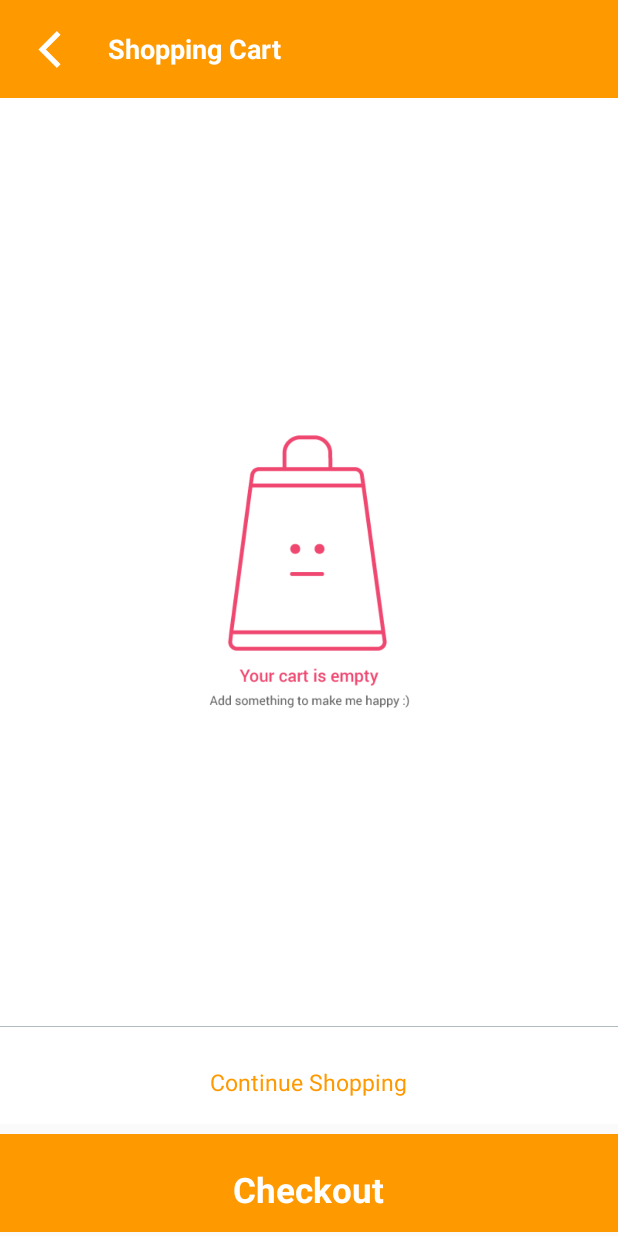
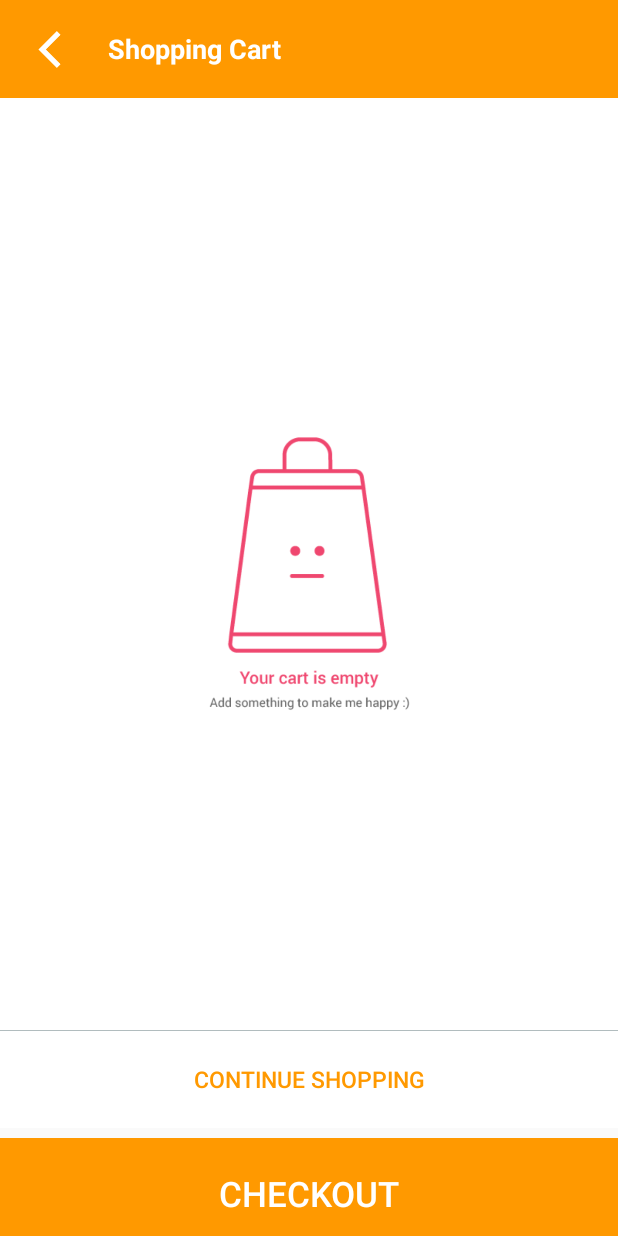
Before and after one commit to vgnaruto/AppShop, an Android app: the layout fragment_shopping_cart.xml on its own in the app's theme, with its tools: preview values and no code run, on a phone screen of 412 x 824 dp. Run offline under Robolectric (Android 15) with nearby library versions, the light colour scheme and no system bars.

Commit message:
Benerin layout
-ganti semua button yang pake linear layout jadi button
-kalau beli barang yg sudah ada di cart, jumlah barang di cart yang ditambah , bukannya buat barang baru lagi di cart.

```diff
--- a/app/src/main/java/com/example/windows10/dapurukm/ShoppingCartAdapter.java
+++ b/app/src/main/java/com/example/windows10/dapurukm/ShoppingCartAdapter.java
@@ -30,6 +30,9 @@ public class ShoppingCartAdapter extends BaseAdapter {
             total += p.getTotal();
         }
         return "("+total+")";
+    }
+    public int getTotalJenisBarang(){
+        return products.size();
     }
 
     public String getTotalHarga(){
@@ -82,6 +85,9 @@ public class ShoppingCartAdapter extends BaseAdapter {
         this.products.add(product);
     }
 
+    public void removeProduct(Product product){
+        this.products.remove(product);
+    }
     private class ViewHolder {
         protected TextView namaPerus, judulProduct, hargaProduct;
         protected EditText totalOrder;
--- a/app/src/main/res/layout/fragment_shopping_cart.xml
+++ b/app/src/main/res/layout/fragment_shopping_cart.xml
@@ -59,7 +59,6 @@
         android:id="@+id/llBawah"
         android:layout_width="match_parent"
         android:layout_height="wrap_content"
-        android:layout_marginBottom="@dimen/_2sdp"
         android:layout_alignParentBottom="true"
         android:orientation="vertical">
         <LinearLayout
@@ -98,37 +97,23 @@
                 android:layout_width="0dp"
                 android:layout_height="match_parent" />
         </LinearLayout>
-        <LinearLayout
+        <Button
+            android:background="@drawable/border_top_thin"
             android:id="@+id/cont_btn"
-            android:paddingTop="@dimen/_7sdp"
             android:layout_width="match_parent"
             android:layout_height="@dimen/_50sdp"
-            android:background="@drawable/border_top_thin"
-            android:gravity="center">
-            <TextView
-                android:layout_width="wrap_content"
-                android:layout_height="wrap_content"
             android:text="Continue Shopping"
             android:textColor="@color/orange"
             android:textSize="@dimen/_12sdp"/>
-        </LinearLayout>
-        <LinearLayout
+        <Button
             android:id="@+id/checkout_btn"
             android:layout_width="match_parent"
             android:layout_height="@dimen/_50sdp"
-            android:orientation="horizontal"
             android:paddingTop="@dimen/_7sdp"
             android:background="@color/orange"
-            android:gravity="center"
-            android:layout_marginTop="@dimen/_5sdp">
-            <TextView
-                android:layout_width="wrap_content"
-                android:layout_height="wrap_content"
-                android:textStyle="bold"
+            android:layout_marginTop="@dimen/_5sdp"
             android:text="Checkout"
             android:textColor="@color/white"
             android:textSize="@dimen/_18sdp"/>
-
-        </LinearLayout>
     </LinearLayout>
 </RelativeLayout>
```
Also changed, not shown: app/src/main/java/com/example/windows10/dapurukm/FragmentHome.java (+2 -5 lines), app/src/main/java/com/example/windows10/dapurukm/FragmentProduct.java (+56 -50 lines), app/src/main/java/com/example/windows10/dapurukm/FragmentShoppingCart.java (+27 -2 lines), app/src/main/java/com/example/windows10/dapurukm/MainActivity.java (+21 -19 lines), app/src/main/java/com/example/windows10/dapurukm/Product.java (+10 -0 lines), app/src/main/res/layout/fragment_product.xml (+9 -20 lines). Lines whose indentation alone changed are shown as unchanged.
